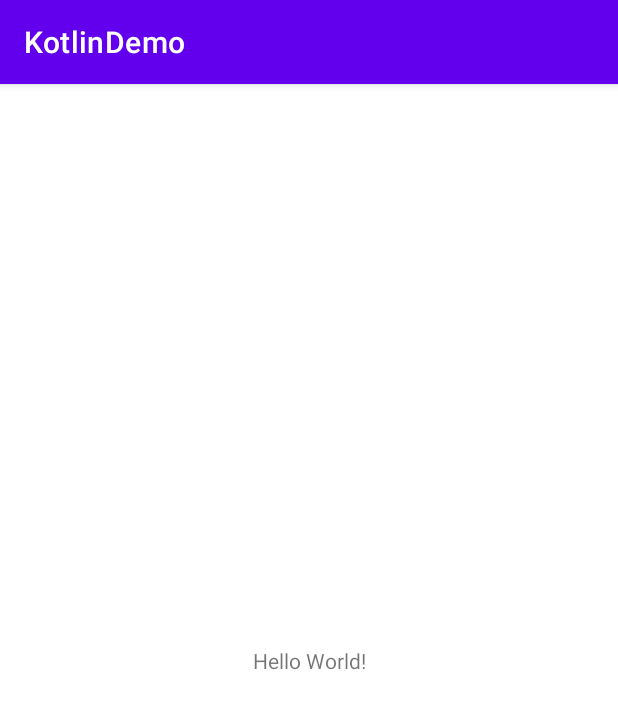
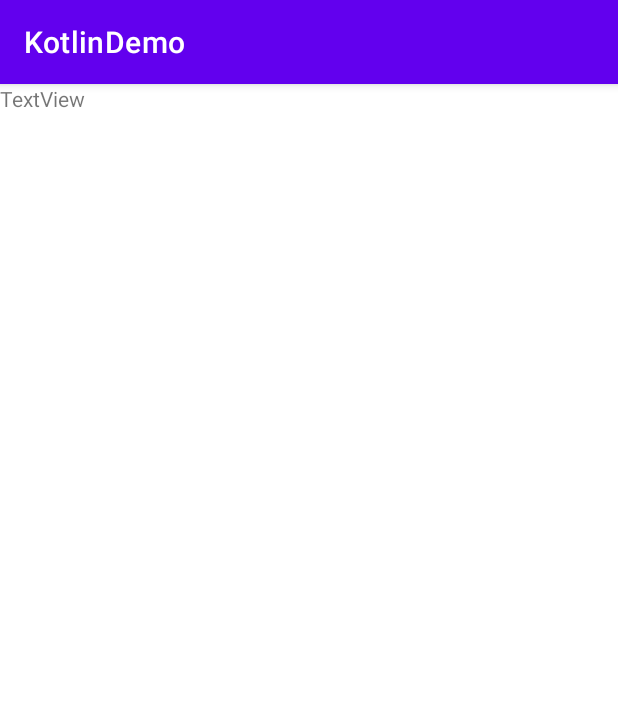
Before and after one commit to neha-0415/KotlinDemo, an Android app: the screen it shows after launch (MainActivity), on a phone screen of 412 x 824 dp. Shown: the top 709 px of the screen. Run offline under Robolectric (Android 15) with nearby library versions, the phone set to English and light mode, and no system bars.

Commit message:
My First Commit

```diff
--- a/app/src/main/java/com/example/kotlindemo/MainActivity.kt
+++ b/app/src/main/java/com/example/kotlindemo/MainActivity.kt
@@ -7,5 +7,7 @@ class MainActivity : AppCompatActivity() {
     override fun onCreate(savedInstanceState: Bundle?) {
         super.onCreate(savedInstanceState)
         setContentView(R.layout.activity_main)
+
+
     }
 }
--- a/app/src/main/res/layout/activity_main.xml
+++ b/app/src/main/res/layout/activity_main.xml
@@ -2,17 +2,16 @@
 <androidx.constraintlayout.widget.ConstraintLayout xmlns:android="http://schemas.android.com/apk/res/android"
     xmlns:app="http://schemas.android.com/apk/res-auto"
     xmlns:tools="http://schemas.android.com/tools"
+    android:id="@+id/btn"
     android:layout_width="match_parent"
     android:layout_height="match_parent"
     tools:context=".MainActivity">
 
     <TextView
+        android:id="@+id/textView"
         android:layout_width="wrap_content"
         android:layout_height="wrap_content"
-        android:text="Hello World!"
-        app:layout_constraintBottom_toBottomOf="parent"
-        app:layout_constraintLeft_toLeftOf="parent"
-        app:layout_constraintRight_toRightOf="parent"
-        app:layout_constraintTop_toTopOf="parent" />
-
+        android:text="TextView"
+        tools:layout_editor_absoluteX="144dp"
+        tools:layout_editor_absoluteY="395dp" />
 </androidx.constraintlayout.widget.ConstraintLayout>
```
Also changed, not shown: app/src/main/java/com/example/kotlindemo/Main.kt (+1 -9 lines).
